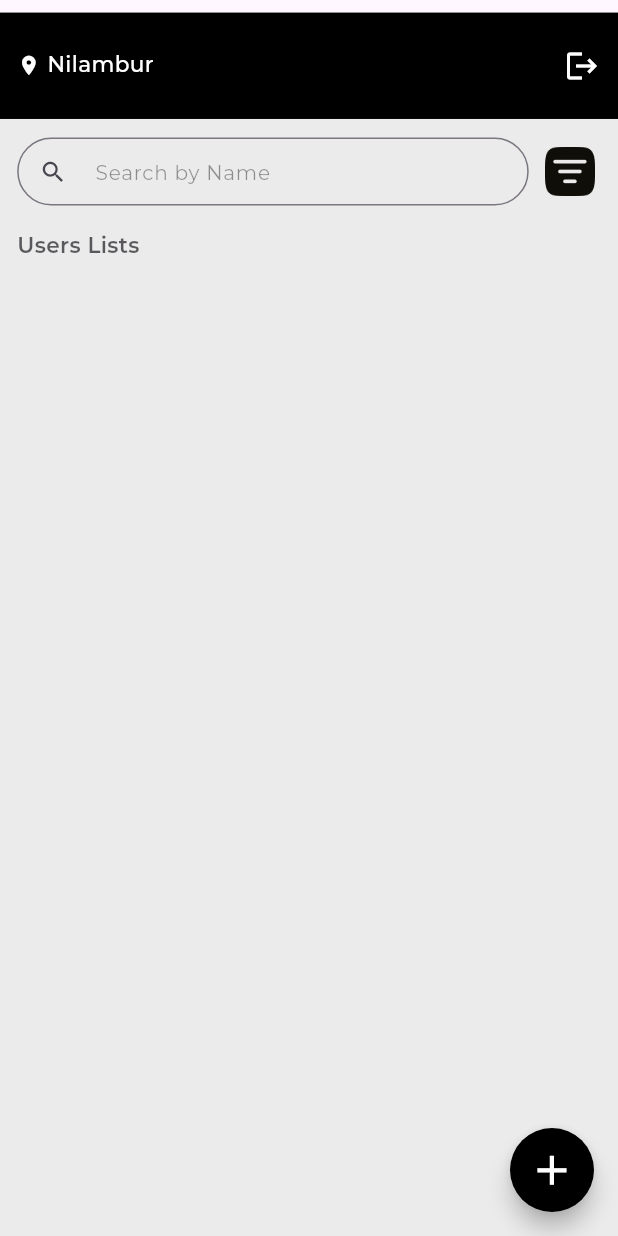
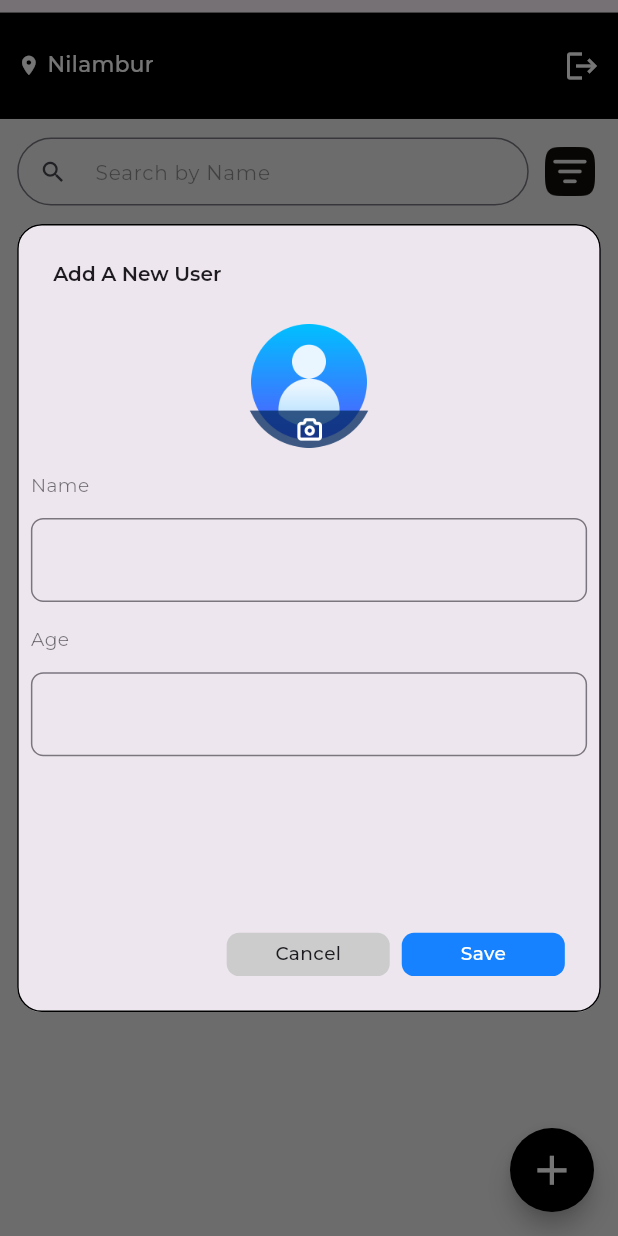
Before and after one commit to dinc1340/totalx, a Flutter app: the HomePage screen opened directly, after a tap on the "add" icon, on a phone screen of 412 x 824 dp. Run offline on Flutter 3.47's test engine with Material 3 defaults, Android fonts, the phone set to English and light mode, and no system bars; our stand-ins replace firebase_auth, firebase_core, flutter_screenutil, gap, image_picker, pinput and 1 more; missing offline and left inert: radio_group_v2; accounts and stored records are empty; project files that could hold a hidden picture were left out.

Commit message:
search and sort

```diff
--- a/lib/screens/homepage.dart
+++ b/lib/screens/homepage.dart
@@ -1,7 +1,16 @@
+// ignore_for_file: use_build_context_synchronously
+
 import 'package:flutter/material.dart';
 import 'package:flutter_screenutil/flutter_screenutil.dart';
 import 'package:gap/gap.dart';
+import 'package:provider/provider.dart';
+import 'package:totalx/model/userdetails.dart';
+import 'package:totalx/provider/user_provider.dart';
 import 'package:totalx/screens/login.dart';
+import 'package:totalx/widgets/adduser.dart';
+import 'package:totalx/widgets/sort_bottom.dart';
+import 'package:totalx/widgets/userlist.dart';
+
 
 class HomePage extends StatefulWidget {
   const HomePage({super.key});
@@ -16,22 +25,43 @@ class _HomePageState extends State<HomePage> {
   TextEditingController search = TextEditingController();
   @override
   Widget build(BuildContext context) {
-    return Scaffold(
+    var userProvider = Provider.of<UserProvider>(context, listen: false);
+    userProvider.loadTask();
+
+    return PopScope(
+      canPop: false,
+      child: Scaffold(
         backgroundColor: const Color(0xffEBEBEB),
         appBar: AppBar(
           toolbarHeight: 8.h,
         ),
-      floatingActionButton: FloatingActionButton(
+        floatingActionButton: Consumer<UserProvider>(
+          builder: (context, a, chhild) {
+            return FloatingActionButton(
               shape: RoundedRectangleBorder(
                 borderRadius: BorderRadius.circular(100.r),
               ),
               backgroundColor: Colors.black,
+              onPressed: () {
+                userProvider.saveTask();
+                showDialog(
+                  context: context,
+                  builder: (context) {
+                    return AddUserPopup(
+                      names: names,
+                      ages: ages,
+                      provider: userProvider,
+                    );
+                  },
+                );
+              },
               child: Icon(
                 Icons.add,
                 color: Colors.white,
                 size: 32.sp,
               ),
-        onPressed: () {},
+            );
+          },
         ),
         body: SingleChildScrollView(
           child: Column(
@@ -65,6 +95,7 @@ class _HomePageState extends State<HomePage> {
                       ),
                       IconButton(
                         onPressed: () {
+                          userProvider.clearData();
                           Navigator.push(
                             context,
                             MaterialPageRoute(
@@ -117,7 +148,15 @@ class _HomePageState extends State<HomePage> {
                         ),
                         Gap(8.w),
                         GestureDetector(
-                        onTap: () {},
+                          onTap: () {
+                            showModalBottomSheet(
+                              scrollControlDisabledMaxHeightRatio: .25,
+                              context: context,
+                              builder: (context) {
+                                return SortSheet(provider: userProvider);
+                              },
+                            );
+                          },
                           child: Image.asset(
                             "asset/images/list.png",
                             height: 32.h,
@@ -139,12 +178,53 @@ class _HomePageState extends State<HomePage> {
                       ),
                     ),
                     Gap(16.h),
+                    Consumer<UserProvider>(
+                      builder: (context, userProvider, child) {
+                        List<UserData> filteredUserData = userProvider.userData;
+                        if (userProvider.selectedSort == 1) {
+                          filteredUserData = filteredUserData
+                              .where((user) => user.age > 60)
+                              .toList();
+                        } else if (userProvider.selectedSort == 2) {
+                          filteredUserData = filteredUserData
+                              .where((user) => user.age <= 60)
+                              .toList();
+                        } else {
+                          filteredUserData = userProvider.userData;
+                        }
+
+                        if (search.text.isNotEmpty) {
+                          filteredUserData = filteredUserData
+                              .where((user) => user.name
+                                  .toLowerCase()
+                                  .contains(search.text.toLowerCase()))
+                              .toList();
+                        }
+
+                        return ListView.separated(
+                          shrinkWrap: true,
+                          physics: const NeverScrollableScrollPhysics(),
+                          itemBuilder: (context, index) {
+                            return UsersList(
+                              image: filteredUserData[index].imagePath,
+                              name: filteredUserData[index].name,
+                              age: filteredUserData[index].age,
+                            );
+                          },
+                          separatorBuilder: (context, index) =>
+                              SizedBox(height: 8.h),
+                          itemCount: filteredUserData.length,
+                        );
+                      },
+                    ),
+                    Gap(18.h),
                   ],
                 ),
               )
             ],
           ),
         ),
+      ),
     );
   }
 }
--- /dev/null
+++ b/lib/widgets/adduser.dart
@@ -0,0 +1,232 @@
+import 'dart:io';
+
+import 'package:flutter/material.dart';
+import 'package:flutter_screenutil/flutter_screenutil.dart';
+import 'package:gap/gap.dart';
+import 'package:image_picker/image_picker.dart';
+import 'package:totalx/model/userdetails.dart';
+import 'package:totalx/provider/user_provider.dart';
+
+
+class AddUserPopup extends StatefulWidget {
+  const AddUserPopup({
+    super.key,
+    required this.names,
+    required this.ages,
+    required this.provider,
+  });
+
+  final TextEditingController names;
+  final TextEditingController ages;
+  final UserProvider provider;
+
+  @override
+  State<AddUserPopup> createState() => _AddUserPopupState();
+}
+
+class _AddUserPopupState extends State<AddUserPopup> {
+  final _formKey = GlobalKey<FormState>();
+  XFile? image;
+  bool imageError = false;
+
+  @override
+  Widget build(BuildContext context) {
+    return AlertDialog(
+      scrollable: true,
+      insetPadding: EdgeInsets.symmetric(horizontal: 10.w),
+      shape: OutlineInputBorder(borderRadius: BorderRadius.circular(16.r)),
+      contentPadding: EdgeInsets.symmetric(horizontal: 8.w, vertical: 24.h),
+      title: Text(
+        "Add A New User",
+        style: TextStyle(
+          fontWeight: FontWeight.w600,
+          fontSize: 13.sp,
+          fontFamily: "Montserrat",
+        ),
+      ),
+      content: Form(
+        key: _formKey,
+        child: SizedBox(
+          height: 370.h,
+          width: 340.w,
+          child: Column(
+            crossAxisAlignment: CrossAxisAlignment.start,
+            children: [
+              Center(
+                child: GestureDetector(
+                  onTap: () async {
+                    final ImagePicker picker = ImagePicker();
+                    image = await picker.pickImage(source: ImageSource.camera);
+                  },
+                  child: Container(
+                    height: 80.h,
+                    width: 80.w,
+                    clipBehavior: Clip.hardEdge,
+                    decoration: BoxDecoration(
+                      borderRadius: BorderRadius.circular(100),
+                    ),
+                    child: Center(
+                      child: image == null
+                          ? Image.asset(
+                              "asset/images/camara.png",
+                              height: 80.h,
+                              width: 85.w,
+                            )
+                          : Image.file(
+                              File(image!.path),
+                              fit: BoxFit.cover,
+                            ),
+                    ),
+                  ),
+                ),
+              ),
+              if (imageError) ...[
+                Gap(8.h),
+                const Center(
+                  child: Text(
+                    'Image is required',
+                    style: TextStyle(color: Colors.red),
+                  ),
+                ),
+              ],
+              Gap(16.h),
+              Opacity(
+                opacity: .6,
+                child: Text(
+                  "Name",
+                  style: TextStyle(
+                    fontWeight: FontWeight.w400,
+                    fontSize: 12.sp,
+                    fontFamily: "Montserrat",
+                  ),
+                ),
+              ),
+              Gap(12.h),
+              TextFormField(
+                controller: widget.names,
+                validator: (value) {
+                  if (value!.isEmpty) {
+                    return 'Name is required';
+                  }
+                  return null;
+                },
+                decoration: InputDecoration(
+                  border: OutlineInputBorder(
+                    borderSide: BorderSide(
+                      color: Colors.black.withOpacity(.3),
+                    ),
+                    borderRadius: BorderRadius.circular(8.r),
+                  ),
+                ),
+              ),
+              Gap(16.h),
+              Opacity(
+                opacity: .6,
+                child: Text(
+                  "Age",
+                  style: TextStyle(
+                    fontWeight: FontWeight.w400,
+                    fontSize: 12.sp,
+                    fontFamily: "Montserrat",
+                  ),
+                ),
+              ),
+              Gap(12.h),
+              TextFormField(
+                controller: widget.ages,
+                validator: (value) {
+                  if (value!.isEmpty) {
+                    return 'Age is required';
+                  }
+                  return null;
+                },
+                decoration: InputDecoration(
+                  border: OutlineInputBorder(
+                    borderSide: BorderSide(
+                      color: Colors.black.withOpacity(.3),
+                    ),
+                    borderRadius: BorderRadius.circular(8.r),
+                  ),
+                ),
+              ),
+            ],
+          ),
+        ),
+      ),
+      actions: [
+        GestureDetector(
+          onTap: () {
+            widget.names.clear();
+            widget.ages.clear();
+            image = null;
+            Navigator.pop(context);
+          },
+          child: Container(
+            decoration: BoxDecoration(
+              borderRadius: BorderRadius.circular(8.r),
+              color: const Color(0xffCCCCCC),
+            ),
+            height: 28.h,
+            width: 95.w,
+            child: Center(
+              child: Text(
+                "Cancel",
+                style: TextStyle(
+                  fontWeight: FontWeight.w500,
+                  fontSize: 12.sp,
+                  fontFamily: "Montserrat",
+                ),
+              ),
+            ),
+          ),
+        ),
+        Container(
+          decoration: BoxDecoration(
+            borderRadius: BorderRadius.circular(8.r),
+            color: const Color(0xff1782FF),
+          ),
+          height: 28.h,
+          width: 95.w,
+          child: Center(
+            child: GestureDetector(
+              onTap: () {
+                if (_formKey.currentState!.validate() && image != null) {
+                  setState(() {
+                    imageError = false;
+                  });
+                  widget.provider.addTask(
+                    UserData(
+                      image: image!,
+                      imagePath: '',
+                      name: widget.names.text,
+                      age: int.parse(widget.ages.text),
+                    ),
+                  );
+                  widget.provider.saveTask();
+                  widget.names.clear();
+                  widget.ages.clear();
+                  image = null;
+                  Navigator.pop(context);
+                }
+                if (image == null) {
+                  setState(() {
+                    imageError = true;
+                  });
+                }
+              },
+              child: Text(
+                "Save",
+                style: TextStyle(
+                  color: Colors.white,
+                  fontWeight: FontWeight.w500,
+                  fontSize: 12.sp,
+                  fontFamily: "Montserrat",
+                ),
+              ),
+            ),
+          ),
+        ),
+      ],
+    );
+  }
+}
--- a/pubspec.yaml
+++ b/pubspec.yaml
@@ -42,6 +42,10 @@ dependencies:
   firebase_auth: ^4.19.4
   firebase_core: ^2.30.1
   shared_preferences: ^2.2.3
+
+  radio_group_v2: ^3.1.0
+  image_picker: ^1.1.1
+  path_provider: ^2.1.3
 
 dev_dependencies:
   flutter_test:
```
Also changed, not shown: lib/model/userdetails.dart (+21 -21 lines), lib/provider/user_provider.dart (+54 -4 lines), lib/widgets/sort_bottom.dart (added, +52 -0 lines), lib/widgets/userlist.dart (added, +70 -0 lines), pubspec.lock, 5 other files. Lines whose indentation alone changed are shown as unchanged.
